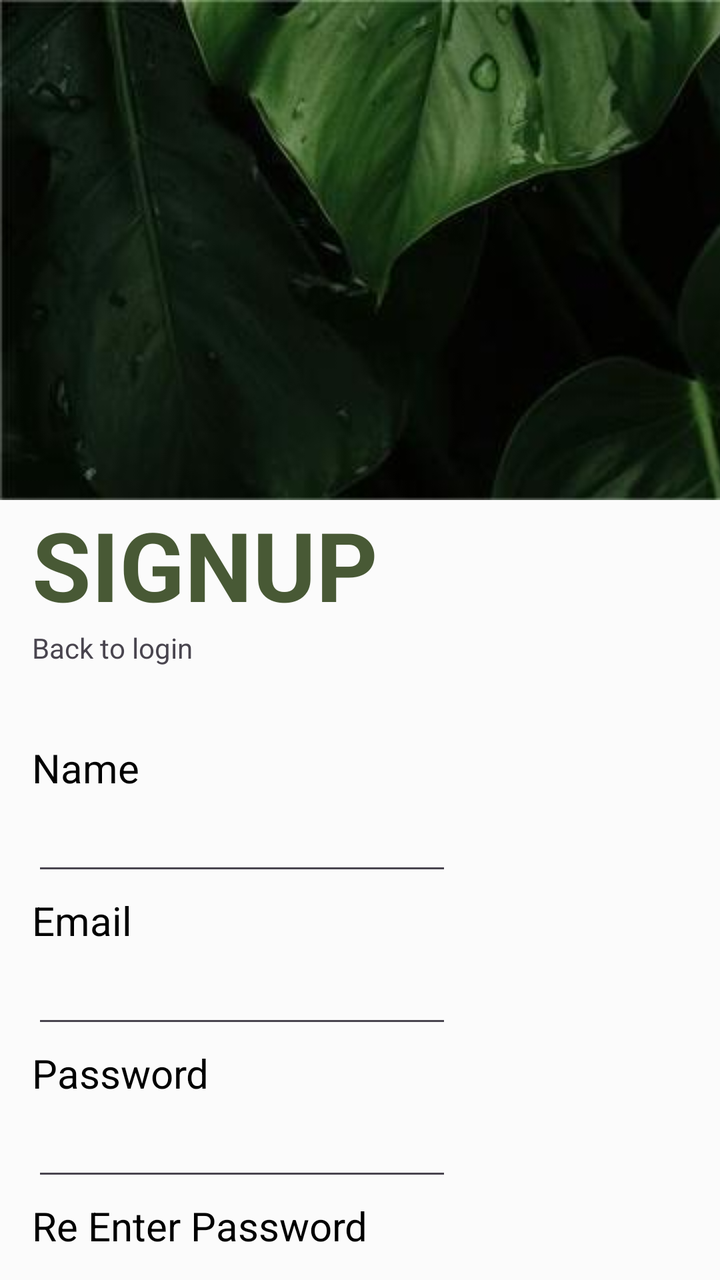
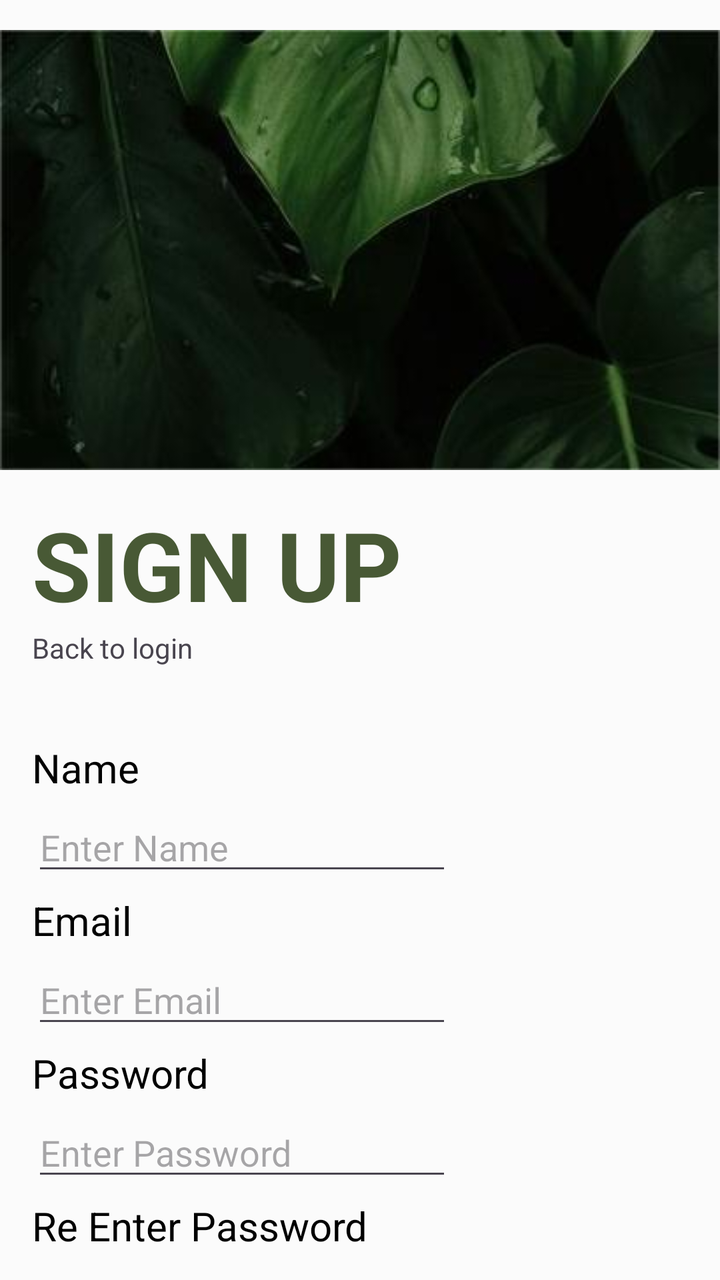

Two renders of the same Android screen: before a commit and after it. Below are the layout's source before the change and the commit's diff.
<!-- AndroidManifest.xml: application theme Theme.LabExam2 -->
<!-- res/layout/activity_signup.xml -->
<?xml version="1.0" encoding="utf-8"?>
<androidx.constraintlayout.widget.ConstraintLayout xmlns:android="http://schemas.android.com/apk/res/android"
    xmlns:app="http://schemas.android.com/apk/res-auto"
    xmlns:tools="http://schemas.android.com/tools"
    android:id="@+id/main"
    android:layout_width="match_parent"
    android:layout_height="match_parent"
    android:background="@color/my_primary"
    android:visibility="visible"
    tools:context=".MainActivity">

    <LinearLayout
        android:id="@+id/linearLayout2"
        android:layout_width="409dp"
        android:layout_height="250dp"
        android:orientation="vertical"
        tools:layout_editor_absoluteX="1dp"
        tools:layout_editor_absoluteY="1dp">

        <ImageView
            android:id="@+id/imageView"
            android:layout_width="match_parent"
            android:layout_height="wrap_content"
            app:srcCompat="@drawable/signup" />

        <TextView
            android:id="@+id/textView19"
            android:layout_width="match_parent"
            android:layout_height="wrap_content"
            android:text="TextView" />
    </LinearLayout>

    <TextView
        android:id="@+id/textView4"
        android:layout_width="wrap_content"
        android:layout_height="wrap_content"
        android:layout_marginStart="16dp"
        android:text="@string/signup"
        android:textColor="#485935"
        android:textSize="48sp"
        android:textStyle="bold"
        app:layout_constraintStart_toStartOf="parent"
        app:layout_constraintTop_toBottomOf="@+id/linearLayout2" />

    <EditText
        android:id="@+id/editTextTextEmailAddress7"
        android:layout_width="wrap_content"
        android:layout_height="wrap_content"
        android:layout_marginStart="16dp"
        android:layout_marginTop="4dp"
        android:ems="10"
        android:inputType="textEmailAddress"
        app:layout_constraintStart_toStartOf="parent"
        app:layout_constraintTop_toBottomOf="@+id/textView15" />

    <TextView
        android:id="@+id/textView13"
        android:layout_width="wrap_content"
        android:layout_height="wrap_content"
        android:layout_marginStart="16dp"
        android:layout_marginTop="56dp"
        android:text="@string/name"
        android:textColor="#000000"
        android:textSize="20sp"
        app:layout_constraintStart_toStartOf="parent"
        app:layout_constraintTop_toBottomOf="@+id/textView4" />

    <EditText
        android:id="@+id/editTextText5"
        android:layout_width="wrap_content"
        android:layout_height="wrap_content"
        android:layout_marginStart="16dp"
        android:layout_marginTop="4dp"
        android:ems="10"
        android:inputType="text"
        app:layout_constraintStart_toStartOf="parent"
        app:layout_constraintTop_toBottomOf="@+id/textView13" />

    <TextView
        android:id="@+id/textView15"
        android:layout_width="wrap_content"
        android:layout_height="wrap_content"
        android:layout_marginStart="16dp"
        android:layout_marginTop="4dp"
        android:text="@string/email"
        android:textColor="#000000"
        android:textSize="20sp"
        app:layout_constraintStart_toStartOf="parent"
        app:layout_constraintTop_toBottomOf="@+id/editTextText5" />

    <EditText
        android:id="@+id/editTextTextPassword7"
        android:layout_width="wrap_content"
        android:layout_height="wrap_content"
        android:layout_marginStart="16dp"
        android:layout_marginTop="4dp"
        android:ems="10"
        android:inputType="textPassword"
        app:layout_constraintStart_toStartOf="parent"
        app:layout_constraintTop_toBottomOf="@+id/textView16" />

    <TextView
        android:id="@+id/textView17"
        android:layout_width="wrap_content"
        android:layout_height="wrap_content"
        android:layout_marginStart="16dp"
        android:layout_marginTop="4dp"
        android:text="@string/rePa"
        android:textColor="#000000"
        android:textSize="20sp"
        app:layout_constraintStart_toStartOf="parent"
        app:layout_constraintTop_toBottomOf="@+id/editTextTextPassword7" />

    <EditText
        android:id="@+id/editTextTextPassword8"
        android:layout_width="wrap_content"
        android:layout_height="wrap_content"
        android:layout_marginStart="16dp"
        android:layout_marginTop="4dp"
        android:ems="10"
        android:inputType="textPassword"
        app:layout_constraintStart_toStartOf="parent"
        app:layout_constraintTop_toBottomOf="@+id/textView17" />

    <Button
        android:id="@+id/button"
        android:layout_width="213dp"
        android:layout_height="wrap_content"
        android:layout_marginStart="16dp"
        android:layout_marginTop="4dp"
        android:backgroundTint="@color/my_secondary"
        android:text="Sign Up"
        app:layout_constraintStart_toStartOf="parent"
        app:layout_constraintTop_toBottomOf="@+id/editTextTextPassword8" />

    <TextView
        android:id="@+id/textView16"
        android:layout_width="wrap_content"
        android:layout_height="wrap_content"
        android:layout_marginStart="16dp"
        android:layout_marginTop="4dp"
        android:text="@string/password"
        android:textColor="#000000"
        android:textSize="20sp"
        app:layout_constraintStart_toStartOf="parent"
        app:layout_constraintTop_toBottomOf="@+id/editTextTextEmailAddress7" />

    <TextView
        android:id="@+id/textView20"
        android:layout_width="wrap_content"
        android:layout_height="wrap_content"
        android:layout_marginStart="16dp"
        android:text="Back to login"
        android:clickable="true"
        android:focusable="true"
        app:layout_constraintStart_toStartOf="parent"
        app:layout_constraintTop_toBottomOf="@+id/textView4" />

</androidx.constraintlayout.widget.ConstraintLayout>
<!-- resources referenced by this layout -->
<resources>
  <color name="my_primary">#FBFBFB</color>
  <color name="my_secondary">#93A267</color>
  <!-- drawable signup: jpg bitmap (drawable, 10653 bytes) -->
  <string name="email">Email</string>
  <string name="name">Name</string>
  <string name="password">Password</string>
  <string name="rePa">Re Enter Password</string>
  <string name="signup">SIGNUP</string>
  <style name="Theme.LabExam2" parent="Base.Theme.LabExam2" />
  <style name="Base.Theme.LabExam2" parent="Theme.Material3.DayNight.NoActionBar">
          
          
  
          
          <item name="colorPrimary">@color/my_primary</item>
          <item name="colorPrimaryVariant">@color/my_primary</item>
          <item name="colorOnPrimary">@color/my_primary</item>
  
  
          
          <item name="colorSecondary">@color/my_secondary</item>
          <item name="colorSecondaryVariant">@color/my_secondary</item>
          <item name="colorOnSecondary">@color/my_secondary</item>
  
          
          <item name="android:statusBarColor">@color/my_primary</item>
          <item name="android:windowBackground">@color/my_primary</item>
  
  
      </style>
</resources>

<!-- the commit's change to res/layout/activity_signup.xml (unified diff, before → after) -->
@@ -11,11 +11,12 @@
 
     <LinearLayout
         android:id="@+id/linearLayout2"
-        android:layout_width="409dp"
+        android:layout_width="0dp"
         android:layout_height="250dp"
         android:orientation="vertical"
-        tools:layout_editor_absoluteX="1dp"
-        tools:layout_editor_absoluteY="1dp">
+        app:layout_constraintEnd_toEndOf="parent"
+        app:layout_constraintStart_toStartOf="parent"
+        app:layout_constraintTop_toTopOf="parent">
 
         <ImageView
             android:id="@+id/imageView"
@@ -23,11 +24,7 @@
             android:layout_height="wrap_content"
             app:srcCompat="@drawable/signup" />
 
-        <TextView
-            android:id="@+id/textView19"
-            android:layout_width="match_parent"
-            android:layout_height="wrap_content"
-            android:text="TextView" />
+
     </LinearLayout>
 
     <TextView
@@ -51,6 +48,8 @@
         android:ems="10"
         android:inputType="textEmailAddress"
         app:layout_constraintStart_toStartOf="parent"
+        android:hint="Enter Email"
+        android:autofillHints="emailAddress"
         app:layout_constraintTop_toBottomOf="@+id/textView15" />
 
     <TextView
@@ -73,6 +72,8 @@
         android:layout_marginTop="4dp"
         android:ems="10"
         android:inputType="text"
+        android:autofillHints="name"
+        android:hint="Enter Name"
         app:layout_constraintStart_toStartOf="parent"
         app:layout_constraintTop_toBottomOf="@+id/textView13" />
 
@@ -96,6 +97,8 @@
         android:layout_marginTop="4dp"
         android:ems="10"
         android:inputType="textPassword"
+        android:autofillHints="password"
+        android:hint="Enter Password"
         app:layout_constraintStart_toStartOf="parent"
         app:layout_constraintTop_toBottomOf="@+id/textView16" />
 
@@ -118,19 +121,22 @@
         android:layout_marginStart="16dp"
         android:layout_marginTop="4dp"
         android:ems="10"
+        android:hint="Re-enter Password"
         android:inputType="textPassword"
+        android:autofillHints="password"
         app:layout_constraintStart_toStartOf="parent"
         app:layout_constraintTop_toBottomOf="@+id/textView17" />
 
     <Button
-        android:id="@+id/button"
+        android:id="@+id/button100"
         android:layout_width="213dp"
         android:layout_height="wrap_content"
         android:layout_marginStart="16dp"
         android:layout_marginTop="4dp"
         android:backgroundTint="@color/my_secondary"
-        android:text="Sign Up"
+        android:text="@string/signupBtn"
         app:layout_constraintStart_toStartOf="parent"
+
         app:layout_constraintTop_toBottomOf="@+id/editTextTextPassword8" />
 
     <TextView
<!-- resource entries referenced after the edit -->
@@ -7,7 +7,8 @@
   <string name="name">Name</string>
   <string name="password">Password</string>
   <string name="rePa">Re Enter Password</string>
-  <string name="signup">SIGNUP</string>
+  <string name="signup">SIGN UP</string>
+  <string name="signupBtn">Sign Up</string>
   <style name="Theme.LabExam2" parent="Base.Theme.LabExam2" />
   <style name="Base.Theme.LabExam2" parent="Theme.Material3.DayNight.NoActionBar">
           
